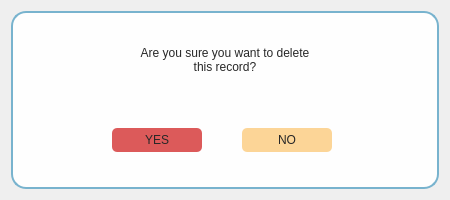
Above: Desktop_Application/Frontend/ui-files/ConfirmDialog.ui from DreddVDomasian/Petmate-Desktop-Application before the change. Below: the same form after it.
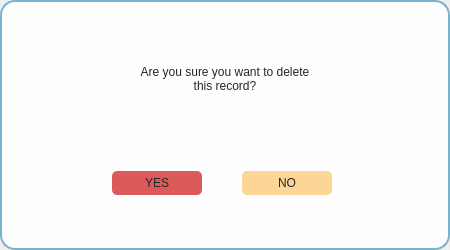
That is the form after the change.

```diff
--- a/Desktop_Application/Frontend/ui-files/ConfirmDialog.ui
+++ b/Desktop_Application/Frontend/ui-files/ConfirmDialog.ui
@@ -7,25 +7,40 @@
     <x>0</x>
     <y>0</y>
     <width>450</width>
-    <height>200</height>
+    <height>250</height>
    </rect>
   </property>
   <property name="minimumSize">
    <size>
     <width>450</width>
-    <height>200</height>
+    <height>250</height>
    </size>
   </property>
   <property name="maximumSize">
    <size>
     <width>450</width>
-    <height>200</height>
+    <height>250</height>
    </size>
   </property>
   <property name="windowTitle">
    <string>Form</string>
   </property>
   <layout class="QHBoxLayout" name="horizontalLayout">
+   <property name="spacing">
+    <number>0</number>
+   </property>
+   <property name="leftMargin">
+    <number>0</number>
+   </property>
+   <property name="topMargin">
+    <number>0</number>
+   </property>
+   <property name="rightMargin">
+    <number>0</number>
+   </property>
+   <property name="bottomMargin">
+    <number>0</number>
+   </property>
    <item>
     <widget class="QFrame" name="confirmation">
      <property name="styleSheet">
@@ -55,6 +70,18 @@
          <enum>QFrame::Raised</enum>
         </property>
         <layout class="QHBoxLayout" name="horizontalLayout_3">
+         <property name="leftMargin">
+          <number>0</number>
+         </property>
+         <property name="topMargin">
+          <number>25</number>
+         </property>
+         <property name="rightMargin">
+          <number>0</number>
+         </property>
+         <property name="bottomMargin">
+          <number>0</number>
+         </property>
          <item>
           <widget class="QLabel" name="confirmationMessage">
            <property name="styleSheet">
```
